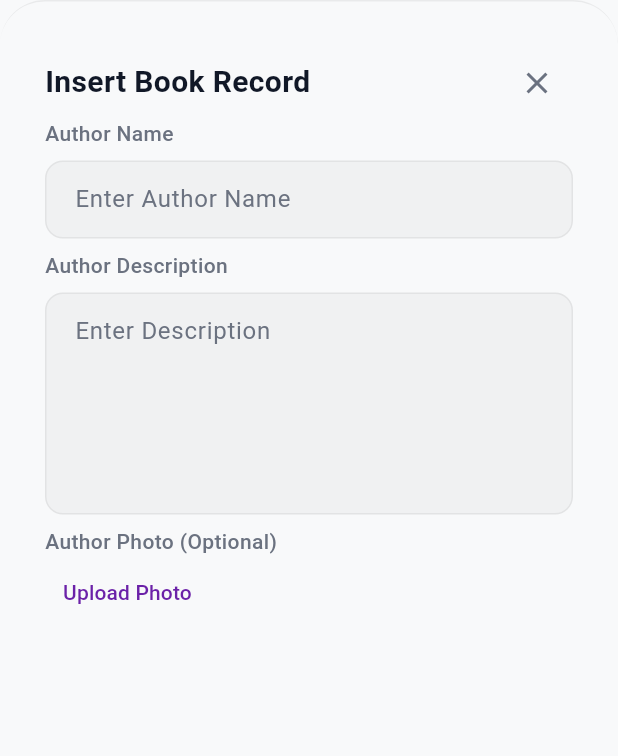
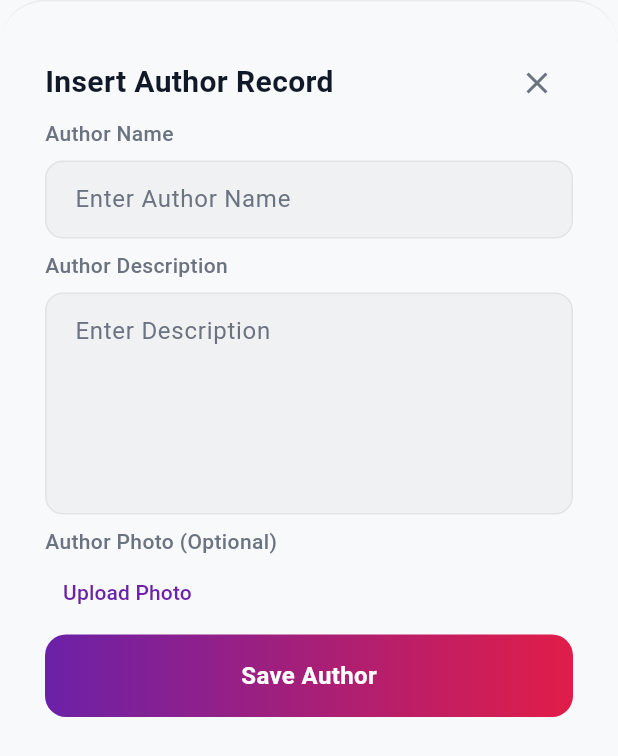
Before and after one commit to AungThit1998/flutter-advanced-class-2026, a Flutter app: the AddAuthorSheet widget shown alone on an empty page, opened directly, after a tap on "Upload Photo", on a phone screen of 412 x 824 dp. Shown: the top 756 px of the screen. Run offline on Flutter 3.47's test engine with Material 3 defaults, Android fonts, the light colour scheme and no system bars; our stand-ins replace image_picker, shared_preferences, sqflite, web; missing offline and left inert: file_saver; accounts and stored records are empty.

Commit message:
fix: insert author complete

```diff
--- a/book_library_database/lib/data/library_db_service.dart
+++ b/book_library_database/lib/data/library_db_service.dart
@@ -16,7 +16,6 @@ class LibraryDbService {
     String dbPath = "${documentDirectory.path}/$_dbName";
     _database = await openDatabase(dbPath, version: 1);
     _createAuthorTable();
-    _insertAuthor(name: "Leo T S", description: "War and Peace Author");
   }
 
   //authors
@@ -27,7 +26,7 @@ class LibraryDbService {
     );
   }
 
-  static Future<int> _insertAuthor({
+   Future<int> insertAuthor({
     required String name,
     required String description,
     Uint8List? photo,
--- /dev/null
+++ b/book_library_database/lib/provider/author_provider.dart
@@ -0,0 +1,17 @@
+import 'dart:typed_data';
+
+import 'package:flutter/material.dart';
+
+import '../data/library_db_service.dart';
+
+class AuthorProvider extends ChangeNotifier{
+  final LibraryDbService _dbService = LibraryDbService();
+
+  Future<int> saveAuthor({
+    required String name,
+    required String description,
+    Uint8List? photo,
+  }) {
+   return _dbService.insertAuthor(name: name, description: description, photo: photo);
+  }
+}
--- a/book_library_database/lib/view/home/widgets/add_author_sheet.dart
+++ b/book_library_database/lib/view/home/widgets/add_author_sheet.dart
@@ -1,6 +1,11 @@
+import 'dart:typed_data';
+
 import 'package:book_library_database/const/theme/app_theme_token.dart';
+import 'package:book_library_database/provider/author_provider.dart';
 import 'package:book_library_database/view/home/widgets/input_filed_widget.dart';
 import 'package:flutter/material.dart';
+import 'package:image_picker/image_picker.dart';
+import 'package:provider/provider.dart';
 
 class AddAuthorSheet extends StatefulWidget {
   const AddAuthorSheet({super.key});
@@ -12,10 +17,19 @@ class AddAuthorSheet extends StatefulWidget {
 class _AddAuthorSheetState extends State<AddAuthorSheet> {
   final TextEditingController _nameController = TextEditingController();
   final TextEditingController _descController = TextEditingController();
+  Uint8List? _photo;
+  @override
+  void initState() {
+    super.initState();
+  }
 
   @override
   Widget build(BuildContext context) {
     AppThemeTokens themeTokens = Theme.of(context).extension<AppThemeTokens>()!;
+    AuthorProvider authorProvider = Provider.of<AuthorProvider>(
+      context,
+      listen: false,
+    );
     return Container(
       height: MediaQuery.of(context).size.height * 0.8,
       decoration: BoxDecoration(
@@ -31,7 +45,7 @@ class _AddAuthorSheetState extends State<AddAuthorSheet> {
             mainAxisAlignment: MainAxisAlignment.spaceBetween,
             children: [
               Text(
-                "Insert Book Record",
+                "Insert Author Record",
                 style: TextStyle(
                   fontSize: 20,
                   color: themeTokens.onBackground,
@@ -67,7 +81,80 @@ class _AddAuthorSheetState extends State<AddAuthorSheet> {
               fontWeight: FontWeight.w500,
             ),
           ),
-          TextButton(onPressed: () {}, child: Text("Upload Photo")),
+          TextButton(
+            onPressed: () async {
+              ImagePicker picker = ImagePicker();
+              XFile? file = await picker.pickImage(source: ImageSource.gallery);
+              _photo = await file?.readAsBytes();
+              if(_photo != null){
+                setState(() {
+
+                });
+              }
+            },
+            child: Text("Upload Photo"),
+          ),
+          SizedBox(height: 4,),
+          if(_photo != null)
+          Center(child: Image.memory(_photo!, width: 200, height: 200)),
+          if(_photo != null)
+            SizedBox(height: 4,),
+          InkWell(
+            onTap: () async {
+              String name = _nameController.text.trim();
+              String desc = _descController.text.trim();
+              if (name.isNotEmpty && desc.isNotEmpty) {
+                int result = await authorProvider.saveAuthor(
+                  name: name,
+                  description: desc,
+                  photo: _photo,
+                );
+                if (result > 0 && context.mounted) {
+                  Navigator.pop(context);
+                  ScaffoldMessenger.of(
+                    context,
+                  ).showSnackBar(SnackBar(content: Text("Save success")));
+                }
+              } else {
+                showDialog(
+                  context: context,
+                  builder: (_) {
+                    return AlertDialog(
+                      title: Text("Data not complete"),
+                      content: Text("Please enter name and desc correctly"),
+                      actions: [
+                        FilledButton(
+                          onPressed: () {
+                            Navigator.pop(context);
+                          },
+                          child: Text("OK"),
+                        ),
+                      ],
+                    );
+                  },
+                );
+              }
+            },
+            child: Container(
+              padding: EdgeInsets.symmetric(vertical: 16),
+              alignment: Alignment.center,
+              width: double.infinity,
+              decoration: BoxDecoration(
+                borderRadius: BorderRadius.circular(14),
+                gradient: LinearGradient(
+                  colors: [themeTokens.primary, themeTokens.secondary],
+                ),
+              ),
+              child: Text(
+                "Save Author",
+                style: TextStyle(
+                  color: themeTokens.onPrimary,
+                  fontSize: 16,
+                  fontWeight: FontWeight.w600,
+                ),
+              ),
+            ),
+          ),
         ],
       ),
     );
--- a/book_library_database/lib/view/home/widgets/input_filed_widget.dart
+++ b/book_library_database/lib/view/home/widgets/input_filed_widget.dart
@@ -31,6 +31,7 @@ class InputFieldWidget extends StatelessWidget {
         ),
         SizedBox(height: 8.0),
         TextField(
+          controller: controller,
           maxLines: maxLines,
           decoration: InputDecoration(
             hintText: hintName,
--- a/book_library_database/pubspec.yaml
+++ b/book_library_database/pubspec.yaml
@@ -36,6 +36,8 @@ dependencies:
   cupertino_icons: ^1.0.8
   sqflite: ^2.4.2
   path_provider: ^2.1.5
+  provider: ^6.1.5+1
+  image_picker: ^1.2.1
 
 dev_dependencies:
   flutter_test:
```
Also changed, not shown: book_library_database/lib/main.dart (+12 -7 lines), book_library_database/pubspec.lock.
